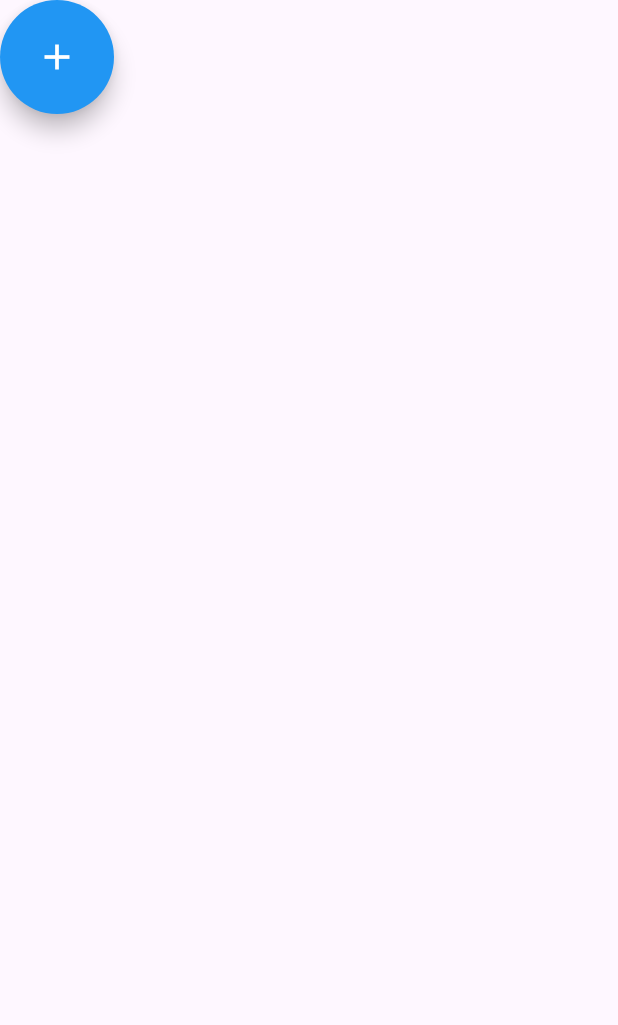
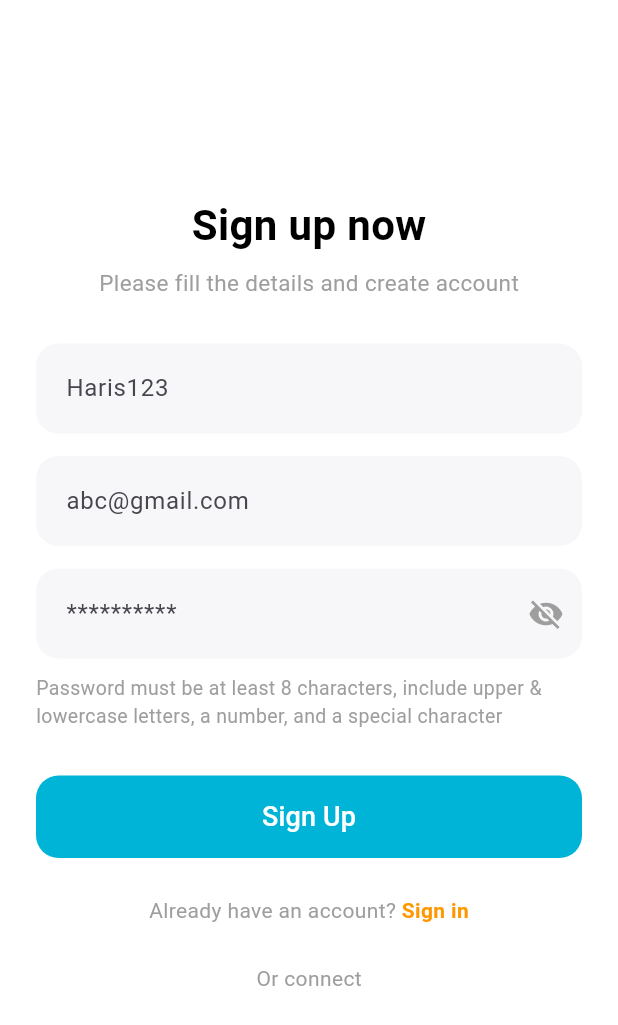
Before and after one commit to Haris0324/travel-buddy, a Flutter app: the screen it shows after launch, on a phone screen of 412 x 824 dp. Shown: the top 1025 px of the screen. Run offline on Flutter 3.47's test engine with Material 3 defaults, Android fonts, the phone set to English and light mode, and no system bars.

Commit message:
signin-signup-page

```diff
--- a/lib/main.dart
+++ b/lib/main.dart
@@ -1,49 +1,20 @@
 import 'package:flutter/material.dart';
+import 'signup_page.dart';
 
 void main() {
-  runApp(SignIn());
+  runApp(const MyApp());
 }
 
-class SignIn extends StatelessWidget {
+class MyApp extends StatelessWidget {
+  const MyApp({super.key});
+
   @override
   Widget build(BuildContext context) {
     return MaterialApp(
-      title: "Hello",
-      theme: ThemeData(primarySwatch: Colors.indigo),
-      home: SignInPage(),
+      title: "Flutter Auth App",
+      theme: ThemeData(primarySwatch: Colors.blue),
+      home: SignUpPage(),
+      debugShowCheckedModeBanner: false,
     );
   }
 }
-
-class SignInPage extends StatefulWidget {
-  @override
-  State<SignInPage> createState() {
-    return SignInPageState();
-  }
-}
-
-class SignInPageState extends State<SignInPage> {
-
-  @override
-  Widget build(BuildContext context) {
-    return Scaffold(
-      body: Column(
-        children: [
-          ElevatedButton(
-            onPressed: () {
-              print("Circular Button Pressed!");
-            },
-            style: ElevatedButton.styleFrom(
-              shape: const CircleBorder(),   // 👈 Makes the button circular
-              padding: const EdgeInsets.all(24), // Controls the size of the circle
-              backgroundColor: Colors.blue,  // Button color
-              foregroundColor: Colors.white, // Icon/Text color
-              elevation: 6,
-            ),
-            child: const Icon(Icons.add, size: 28),
-          )
-        ],
-      )
-    );
-  }
-}
--- /dev/null
+++ b/lib/signup_page.dart
@@ -0,0 +1,240 @@
+import 'package:flutter/material.dart';
+import 'signin_page.dart';
+
+class SignUpPage extends StatefulWidget {
+  @override
+  State<SignUpPage> createState() => _SignUpPageState();
+}
+
+class _SignUpPageState extends State<SignUpPage> {
+  final _signUpKey = GlobalKey<FormState>();
+  final TextEditingController username = TextEditingController();
+  final TextEditingController email = TextEditingController();
+  final TextEditingController password = TextEditingController();
+
+  bool _obscurePassword = true;
+
+  @override
+  Widget build(BuildContext context) {
+    return Scaffold(
+      backgroundColor: Colors.white,
+      body: SingleChildScrollView(
+        child: Padding(
+          padding: const EdgeInsets.symmetric(horizontal: 24, vertical: 50),
+          child: Column(
+            crossAxisAlignment: CrossAxisAlignment.start,
+            children: [
+              const SizedBox(height: 80),
+
+              // Title
+              const Center(
+                child: Text(
+                  "Sign up now",
+                  style: TextStyle(
+                    fontSize: 28,
+                    fontWeight: FontWeight.bold,
+                    color: Colors.black,
+                  ),
+                ),
+              ),
+
+              const SizedBox(height: 8),
+
+              // Subtitle
+              const Center(
+                child: Text(
+                  "Please fill the details and create account",
+                  style: TextStyle(
+                    fontSize: 15,
+                    color: Colors.grey,
+                  ),
+                ),
+              ),
+
+              const SizedBox(height: 30),
+
+              // Form Fields
+              Form(
+                key: _signUpKey,
+                child: Column(
+                  children: [
+                    // Username
+                    TextFormField(
+                      controller: username,
+                      decoration: InputDecoration(
+                        hintText: "Haris123",
+                        filled: true,
+                        fillColor: const Color(0xFFF7F7F9),
+                        border: OutlineInputBorder(
+                          borderRadius: BorderRadius.circular(15),
+                          borderSide: BorderSide.none,
+                        ),
+                        contentPadding: const EdgeInsets.symmetric(horizontal: 16, vertical: 18),
+                        errorMaxLines: 2,
+                      ),
+                      validator: (value) {
+                        if (value == null || value.isEmpty) {
+                          return "Please enter the username";
+                        }
+                        final regex = RegExp(r'^(?=.*[a-z])(?=.*[A-Z])(?=.*\d)[A-Za-z\d_]+$');
+                        if (!regex.hasMatch(value)) {
+                          return "Username must include uppercase, lowercase, and numbers";
+                        }
+                        return null;
+                      },
+                    ),
+
+                    const SizedBox(height: 15),
+
+                    // Email
+                    TextFormField(
+                      controller: email,
+                      decoration: InputDecoration(
+                        hintText: "abc@gmail.com",
+                        filled: true,
+                        fillColor: const Color(0xFFF7F7F9),
+                        border: OutlineInputBorder(
+                          borderRadius: BorderRadius.circular(15),
+                          borderSide: BorderSide.none,
+                        ),
+                        contentPadding: const EdgeInsets.symmetric(horizontal: 16, vertical: 18),
+                      ),
+                      validator: (value) {
+                        if (value == null || value.isEmpty) {
+                          return "Please enter your email";
+                        }
+                        if (!value.contains("@")) {
+                          return "Enter a valid email";
+                        }
+                        return null;
+                      },
+                    ),
+
+                    const SizedBox(height: 15),
+
+                    // Password
+                    TextFormField(
+                      controller: password,
+                      obscureText: _obscurePassword,
+                      validator: (value) {
+                        if (value == null || value.isEmpty) {
+                          return "Please enter your password";
+                        }
+                        final regex = RegExp(r'^(?=.*[A-Z])(?=.*[a-z])(?=.*\d)(?=.*[!@#\$&*~]).{8,}$');
+                        if (!regex.hasMatch(value)) {
+                          return "Password must be at least 8 characters, include upper & lowercase letters, a number, and a special character";
+                        }
+                        return null;
+                      },
+                      decoration: InputDecoration(
+                        errorMaxLines: 2,
+                        hintText: "**********",
+                        filled: true,
+                        fillColor: const Color(0xFFF7F7F9),
+                        suffixIcon: IconButton(
+                          icon: Icon(
+                            _obscurePassword ? Icons.visibility_off : Icons.visibility,
+                            color: Colors.grey,
+                          ),
+                          onPressed: () {
+                            setState(() {
+                              _obscurePassword = !_obscurePassword;
+                            });
+                          },
+                        ),
+                        border: OutlineInputBorder(
+                          borderRadius: BorderRadius.circular(15),
+                          borderSide: BorderSide.none,
+                        ),
+                        contentPadding: const EdgeInsets.symmetric(horizontal: 16, vertical: 18),
+                      ),
+                    ),
+
+                    const SizedBox(height: 10),
+
+                    const Align(
+                      alignment: Alignment.centerLeft,
+                      child: Text(
+                        "Password must be at least 8 characters, include upper & lowercase letters, a number, and a special character",
+                        style: TextStyle(fontSize: 13, color: Colors.grey),
+                      ),
+                    ),
+
+                    const SizedBox(height: 30),
+
+                    // Sign Up Button
+                    SizedBox(
+                      width: double.infinity,
+                      height: 55,
+                      child: ElevatedButton(
+                        onPressed: () {
+                          if (_signUpKey.currentState!.validate()) {
+                            ScaffoldMessenger.of(context).showSnackBar(
+                              const SnackBar(content: Text("Form submitted successfully")),
+                            );
+                          } else {
+                            ScaffoldMessenger.of(context).showSnackBar(
+                              const SnackBar(content: Text("Error occurred while submission")),
+                            );
+                          }
+                        },
+                        style: ElevatedButton.styleFrom(
+                          backgroundColor: const Color(0xFF00B4D8),
+                          shape: RoundedRectangleBorder(
+                            borderRadius: BorderRadius.circular(15),
+                          ),
+                          elevation: 0,
+                        ),
+                        child: const Text(
+                          "Sign Up",
+                          style: TextStyle(fontSize: 18, color: Colors.white),
+                        ),
+                      ),
+                    ),
+
+                    const SizedBox(height: 25),
+
+                    // Already have account text
+                    Row(
+                      mainAxisAlignment: MainAxisAlignment.center,
+                      children: [
+                        const Text(
+                          "Already have an account? ",
+                          style: TextStyle(color: Colors.grey),
+                        ),
+                        GestureDetector(
+                          onTap: () {
+                            Navigator.push(
+                              context,
+                              MaterialPageRoute(builder: (context) => SignInPage()),
+                            );
+                          },
+                          child: const Text(
+                            "Sign in",
+                            style: TextStyle(
+                              color: Colors.orange,
+                              fontWeight: FontWeight.bold,
+                            ),
+                          ),
+                        ),
+                      ],
+                    ),
+
+                    const SizedBox(height: 25),
+
+                    const Center(
+                      child: Text(
+                        "Or connect",
+                        style: TextStyle(color: Colors.grey),
+                      ),
+                    ),
+                  ],
+                ),
+              ),
+            ],
+          ),
+        ),
+      ),
+    );
+  }
+}
```
Also changed, not shown: lib/signin_page.dart (added, +162 -0 lines).
